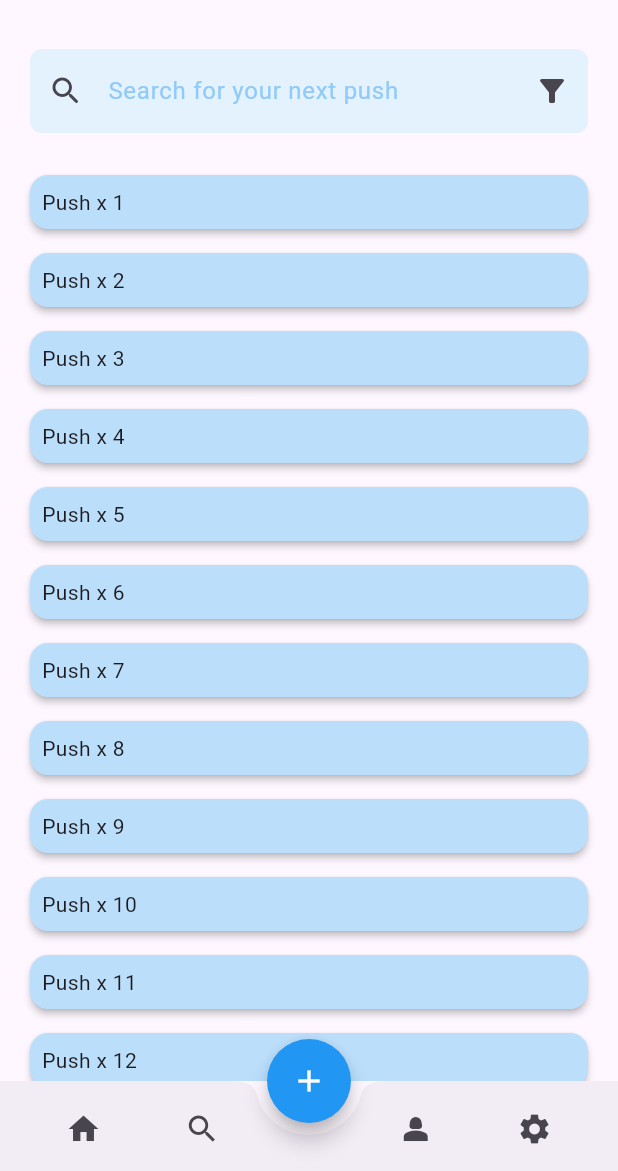
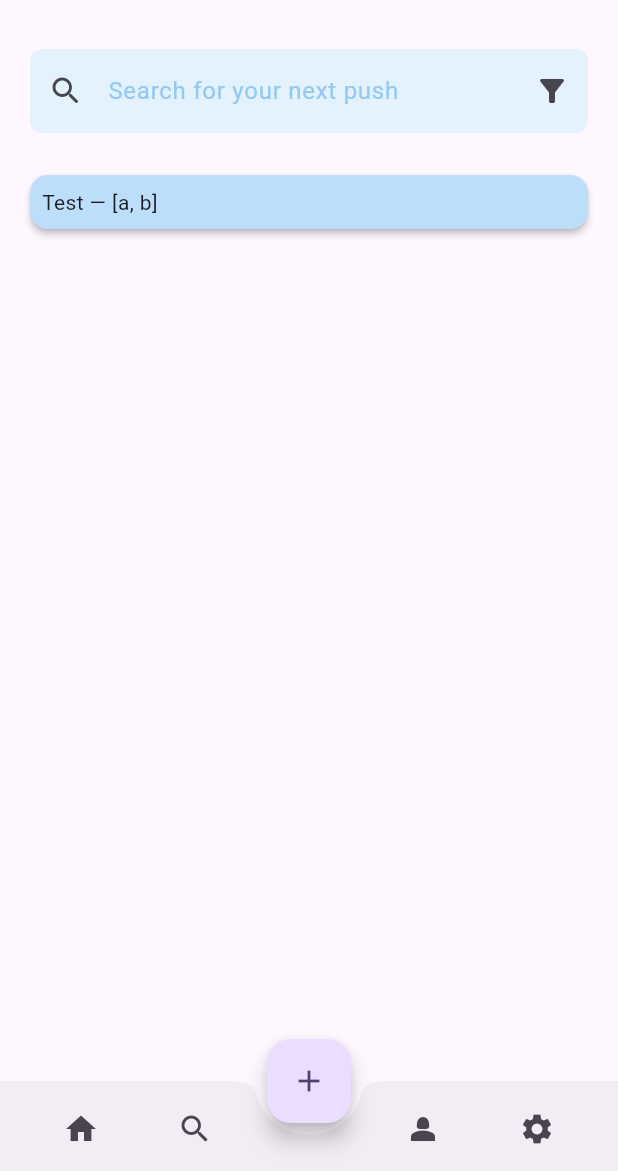
Before and after one commit to atharvesting/push-jar, a Flutter app: the screen it shows after launch, after a tap on the "add" icon, on a phone screen of 412 x 824 dp, the part 65-1236 px from its top. Run offline on Flutter 3.47's test engine with Material 3 defaults, Android fonts, the phone set to English and light mode, and no system bars; our stand-ins replace flutter_svg, google_fonts, sqflite; accounts and stored records are empty.

Commit message:
2025-12-11: SQL integration for persistence

```diff
--- a/lib/main.dart
+++ b/lib/main.dart
@@ -3,6 +3,7 @@ import 'package:google_fonts/google_fonts.dart';
 import 'package:push_jar/pages/view.dart';
 
 void main() {
+  WidgetsFlutterBinding.ensureInitialized();
   runApp(const MyApp());
 }
 
--- a/lib/pages/view.dart
+++ b/lib/pages/view.dart
@@ -1,37 +1,85 @@
 import 'package:flutter/material.dart';
 import 'package:flutter_svg/svg.dart';
 import 'package:google_fonts/google_fonts.dart';
+import 'package:push_jar/push.dart';
+import 'package:push_jar/push_db.dart';
+import 'package:push_jar/widgets/app_top_bar.dart';
+import 'package:push_jar/widgets/bottom_nav_bar.dart';
 
-class MainView extends StatelessWidget {
+class MainView extends StatefulWidget {
   const MainView({super.key});
 
   @override
+  State<MainView> createState() => _MainViewState();
+}
+
+class _MainViewState extends State<MainView> {
+
+  List<Push> pushes = [];
+
+  @override
   Widget build(BuildContext context) {
+    print("MainView build()");
     return Scaffold(
-      appBar: appBar(),
+      appBar: buildAppTopBar(),
       body: bodyPart(),
+      // floatingActionButton: FloatingActionButton(
+      //   shape: const CircleBorder(),
+      //   backgroundColor: Colors.blue,
+      //   splashColor: Colors.pink[200],
+      //   onPressed: () async {
+      //     print("FAB Pressed");
+      //     final push = Push(
+      //       id: DateTime.now().millisecondsSinceEpoch,
+      //       title: "DB Test push",
+      //       dateTime: DateTime.now(),
+      //       tags: ["tag1", "tag2"]
+      //     );
+
+      //     await push.insertPush(push);
+
+      //     final result = await Push(
+      //       id: 0,
+      //       title: "",
+      //       dateTime: DateTime.now(),
+      //       tags: [],
+      //     ).getAllPushes();
+
+      //     setState(() {
+      //       pushes = result;
+      //     });
+      //   },
+      //   child: const Icon(Icons.add, color: Colors.white),
+      // ),
       floatingActionButton: FloatingActionButton(
-        shape: CircleBorder(),
-        backgroundColor: Colors.blue,
-        splashColor: Colors.pink[200],
-        onPressed: () {},
-        child: const Icon(Icons.add, color: Colors.white,),
+        onPressed: () async {
+          try {
+            final testPush = Push(
+              id: DateTime.now().millisecondsSinceEpoch,
+              title: "Test",
+              dateTime: DateTime.now(),
+              tags: ["a", "b"],
+            );
+
+            await PushDatabase.insertPush(testPush);
+            final list = await PushDatabase.getAllPushes();
+            setState(() {
+              pushes = list;
+            });
+
+          } catch (e, stack) {
+            print("ERROR OCCURRED:");
+            print(e);
+            print(stack);
+          }
+        },
+        child: Icon(Icons.add),
       ),
       floatingActionButtonLocation: FloatingActionButtonLocation.centerDocked,
-      bottomNavigationBar: BottomAppBar(
-        shape: CircularNotchedRectangle(),
-        notchMargin: 8,
-        height: 60,
-        child: Row(
-          mainAxisAlignment: MainAxisAlignment.spaceAround,
-          children: [
-            IconButton(icon: Icon(Icons.home), onPressed: () {}),
-            IconButton(icon: Icon(Icons.search), onPressed: () {}),
-            SizedBox(width: 32), // space for the FAB notch
-            IconButton(icon: Icon(Icons.person_2), onPressed: () {}),
-            IconButton(icon: Icon(Icons.settings), onPressed: () {}),
-          ],
-        )
+      bottomNavigationBar: PushBottomBar(
+        onTap: (i) {
+          // handle nav taps
+        },
       ),
     );
   }
@@ -49,7 +97,7 @@ class MainView extends StatelessWidget {
               hintText: "Search for your next push",
               hintStyle: TextStyle(color: Colors.blue[200]),
               suffixIcon: IconButton(
-                onPressed:() {},
+                onPressed: () {},
                 icon: Icon(Icons.filter_list_alt),
               ),
               border: OutlineInputBorder(
@@ -60,62 +108,23 @@ class MainView extends StatelessWidget {
           ),
         ),
         Expanded(
-          child: ListView(
-            padding: EdgeInsets.all(0),
-            children: [
-            for (int i = 1; i <= 40; i++)
-              Card(
-                margin: EdgeInsets.symmetric(
-                  vertical: 8,
-                  horizontal: 20
-                ),
+          child: ListView.builder(
+            itemCount: pushes.length,
+            itemBuilder: (context, index) {
+              final p = pushes[index];
+              return Card(
+                margin: const EdgeInsets.symmetric(vertical: 8, horizontal: 20),
                 color: Colors.blue[100],
                 elevation: 2,
                 child: Padding(
-                  padding: EdgeInsets.all(8),
-                  child: Text("Push x $i"),
-                )
-              )
-            ],
+                  padding: const EdgeInsets.all(8),
+                  child: Text("${p.title} — ${p.tags}"),
+                ),
+              );
+            },
           ),
         ),
       ],
     );
   }
 }
-
-AppBar appBar() {
-  return AppBar(
-    title: Row(
-      mainAxisSize: MainAxisSize.min,
-      children: [
-        SizedBox(
-          height: 32,
-          width: 32,
-          child: SvgPicture.asset(
-            'assets/icons/3LC.svg',
-            fit: BoxFit.contain,
-          ),
-        ),
-        SizedBox(width: 6),
-        Text(
-          "Push Jar!",
-          style: GoogleFonts.playfairDisplay(
-            fontWeight: FontWeight.bold,
-            fontSize: 24,
-            )
-        ),
-      ],
-    ),
-    actions: [
-      Text(
-        "V0.1\nAll rights reserved",
-        textAlign: TextAlign.right,
-        style: GoogleFonts.playfairDisplay(
-          fontSize: 11,
-        ),
-        ),
-      SizedBox(width: 20),
-    ],
-  );
-}
--- /dev/null
+++ b/lib/push.dart
@@ -0,0 +1,41 @@
+import 'dart:async';
+import 'dart:convert';
+
+import 'package:flutter/foundation.dart';
+import 'package:flutter/widgets.dart';
+import 'package:path/path.dart';
+import 'package:sqflite/sqflite.dart';
+
+import 'dart:convert';
+
+class Push {
+  final int id;
+  final String title;
+  final DateTime dateTime;
+  final List<String> tags;
+
+  const Push({
+    required this.id,
+    required this.title,
+    required this.dateTime,
+    required this.tags,
+  });
+
+  Map<String, dynamic> toMap() {
+    return {
+      'id': id,
+      'title': title,
+      'date_time': dateTime.millisecondsSinceEpoch,
+      'tags': jsonEncode(tags),
+    };
+  }
+
+  factory Push.fromMap(Map<String, dynamic> map) {
+    return Push(
+      id: map['id'],
+      title: map['title'],
+      dateTime: DateTime.fromMillisecondsSinceEpoch(map['date_time']),
+      tags: List<String>.from(jsonDecode(map['tags'])),
+    );
+  }
+}
--- /dev/null
+++ b/lib/push_db.dart
@@ -0,0 +1,52 @@
+import 'dart:convert';
+import 'package:path/path.dart';
+import 'package:push_jar/push.dart';
+import 'package:sqflite/sqflite.dart';
+
+class PushDatabase {
+  static Database? _db;
+
+  static Future<Database> get database async {
+    if (_db != null) return _db!;
+
+    final dbPath = await getDatabasesPath();
+    final path = join(dbPath, 'pushes.db');
+
+    _db = await openDatabase(
+      path,
+      version: 1,
+      onCreate: (db, version) {
+        db.execute('''
+          CREATE TABLE pushes (
+            id INTEGER PRIMARY KEY,
+            title TEXT NOT NULL,
+            date_time INTEGER NOT NULL,
+            tags TEXT NOT NULL
+          )
+        ''');
+      },
+    );
+
+    return _db!;
+  }
+
+  static Future<void> insertPush(Push push) async {
+    final db = await database;
+    await db.insert(
+      'pushes',
+      push.toMap(),
+      conflictAlgorithm: ConflictAlgorithm.replace,
+    );
+  }
+
+  static Future<List<Push>> getAllPushes() async {
+    final db = await database;
+    final maps = await db.query('pushes');
+    return maps.map((m) => Push.fromMap(m)).toList();
+  }
+
+  static void clearPushes() async {
+    final db = await database;
+    db.delete('pushes');
+  }
+}
--- /dev/null
+++ b/lib/widgets/app_top_bar.dart
@@ -0,0 +1,32 @@
+import 'package:flutter/material.dart';
+import 'package:flutter_svg/flutter_svg.dart';
+import 'package:google_fonts/google_fonts.dart';
+
+// Reusable AppBar
+PreferredSizeWidget buildAppTopBar() {
+  return AppBar(
+    title: Row(
+      mainAxisSize: MainAxisSize.min,
+      children: [
+        SizedBox(
+          height: 32,
+          width: 32,
+          child: SvgPicture.asset('assets/icons/3LC.svg', fit: BoxFit.contain),
+        ),
+        const SizedBox(width: 6),
+        Text(
+          "Push Jar!",
+          style: GoogleFonts.playfairDisplay(fontWeight: FontWeight.bold, fontSize: 24),
+        ),
+      ],
+    ),
+    actions: [
+      Text(
+        "V0.1\nAll rights reserved",
+        textAlign: TextAlign.right,
+        style: GoogleFonts.playfairDisplay(fontSize: 11),
+      ),
+      const SizedBox(width: 20),
+    ],
+  );
+}
--- /dev/null
+++ b/lib/widgets/bottom_nav_bar.dart
@@ -0,0 +1,26 @@
+import 'package:flutter/material.dart';
+
+// Reusable BottomAppBar with FAB notch
+class PushBottomBar extends StatelessWidget {
+  final void Function(int index)? onTap;
+  const PushBottomBar({super.key, this.onTap});
+
+  @override
+  Widget build(BuildContext context) {
+    return BottomAppBar(
+      shape: const CircularNotchedRectangle(),
+      notchMargin: 8,
+      height: 60,
+      child: Row(
+        mainAxisAlignment: MainAxisAlignment.spaceAround,
+        children: [
+          IconButton(icon: const Icon(Icons.home), onPressed: () => onTap?.call(0)),
+          IconButton(icon: const Icon(Icons.search), onPressed: () => onTap?.call(1)),
+          const SizedBox(width: 48),
+          IconButton(icon: const Icon(Icons.person_2), onPressed: () => onTap?.call(2)),
+          IconButton(icon: const Icon(Icons.settings), onPressed: () => onTap?.call(3)),
+        ],
+      ),
+    );
+  }
+}
--- a/pubspec.yaml
+++ b/pubspec.yaml
@@ -36,6 +36,8 @@ dependencies:
   # The following adds the Cupertino Icons font to your application.
   # Use with the CupertinoIcons class for iOS style icons.
   cupertino_icons: ^1.0.8
+  sqflite: ^2.4.2
+  path: ^1.9.1
 
 dev_dependencies:
   flutter_test:
```
Also changed, not shown: pubspec.lock, 2 other files.
